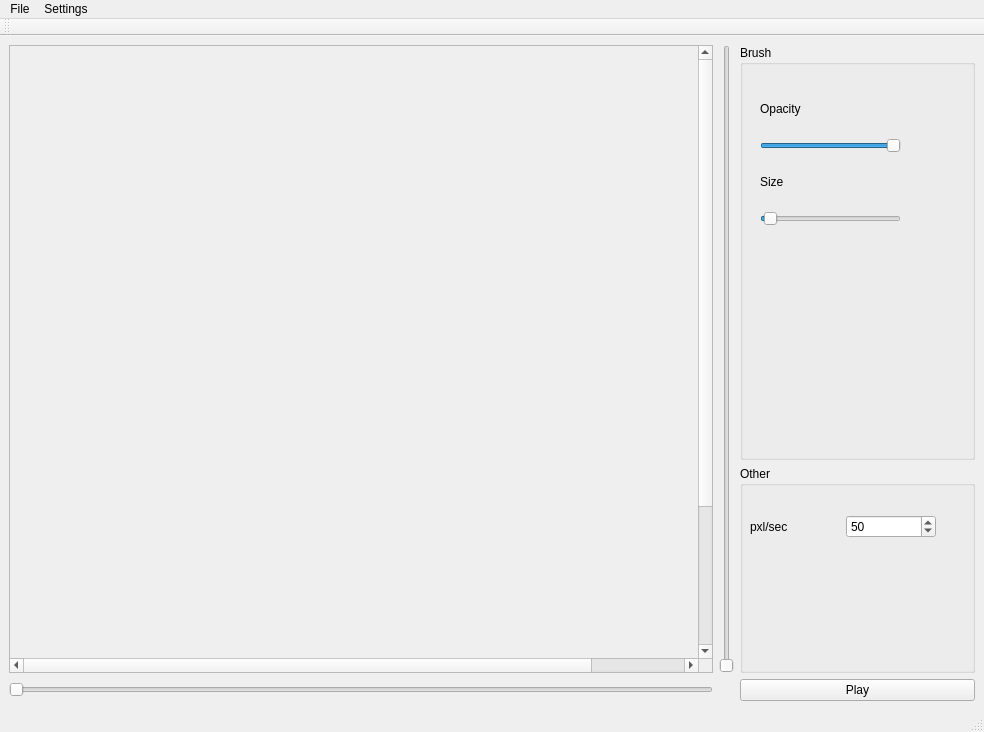
This is main.ui in yycho0108/Composer as Qt 5 draws it before an edit. The edited form follows.
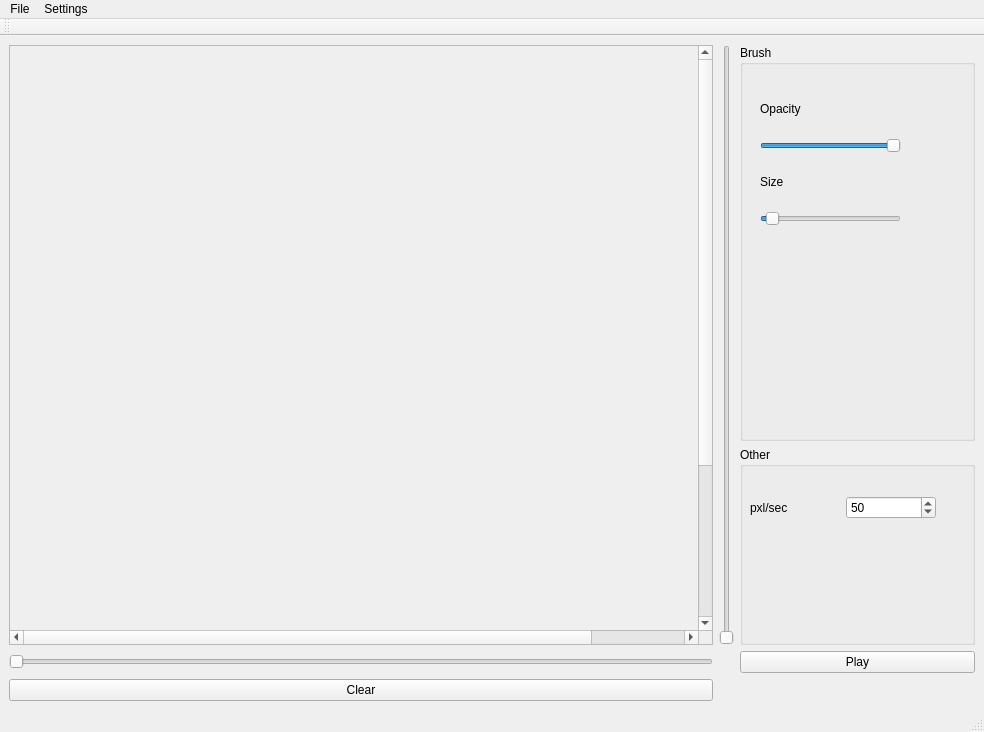
This is the edited form. Custom widgets are drawn as their Qt base class.

```diff
--- a/main.ui
+++ b/main.ui
@@ -14,7 +14,7 @@
    <string>MainWindow</string>
   </property>
   <widget class="QWidget" name="centralwidget">
-   <layout class="QGridLayout" name="gridLayout_3" rowstretch="5,1" columnstretch="3,1,1">
+   <layout class="QGridLayout" name="gridLayout_3" rowstretch="5,1,0" columnstretch="3,1,1">
     <item row="0" column="0">
      <widget class="QScrollArea" name="scrollArea">
       <property name="sizePolicy">
@@ -79,7 +79,7 @@
         <property name="title">
          <string>Other</string>
         </property>
-        <widget class="QWidget" name="">
+        <widget class="QWidget" name="layoutWidget">
          <property name="geometry">
           <rect>
            <x>10</x>
@@ -164,7 +164,7 @@
           <item>
            <widget class="QSlider" name="szSlider">
             <property name="minimum">
-             <number>6</number>
+             <number>1</number>
             </property>
             <property name="maximum">
              <number>255</number>
@@ -183,13 +183,6 @@
       </item>
      </layout>
     </item>
-    <item row="1" column="2">
-     <widget class="QPushButton" name="playBtn">
-      <property name="text">
-       <string>Play</string>
-      </property>
-     </widget>
-    </item>
     <item row="0" column="1">
      <widget class="QSlider" name="vertZmSlider">
       <property name="minimum">
@@ -222,6 +215,20 @@
       </property>
      </widget>
     </item>
+    <item row="2" column="0">
+     <widget class="QPushButton" name="clearBtn">
+      <property name="text">
+       <string>Clear</string>
+      </property>
+     </widget>
+    </item>
+    <item row="1" column="2">
+     <widget class="QPushButton" name="playBtn">
+      <property name="text">
+       <string>Play</string>
+      </property>
+     </widget>
+    </item>
    </layout>
   </widget>
   <widget class="QMenuBar" name="menubar">
```
